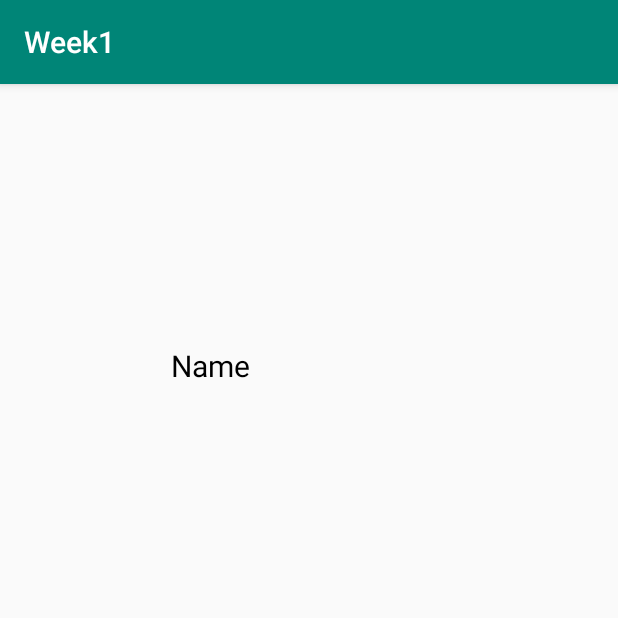
After one commit to wiiqwooq/AndroidJingJing, an Android app: the listview_row screen opened directly, with no data from a screen before it, on a phone screen of 412 x 824 dp, the top half of it. The commit adds this screen. Run offline under Robolectric (Android 15) with nearby library versions, the phone set to English and light mode, and no system bars.

Commit message:
first commit

```diff
--- a/app/src/main/java/com/example/week1/DatabaseHandler.java
+++ b/app/src/main/java/com/example/week1/DatabaseHandler.java
@@ -21,7 +21,7 @@ public class DatabaseHandler extends SQLiteOpenHelper {
     private static final String KEY_PH_NO = "phone_number";
     private static final String KEY_LINE_ID = "line_id";
     SQLiteDatabase db;
-    public DatabaseHandler(@Nullable View.OnClickListener context) {
+    public DatabaseHandler(@Nullable Week7 context) {
         super((Context) context,DATABASE_NAME,null,DATABASE_VERSION);
     }
 
--- /dev/null
+++ b/app/src/main/java/com/example/week1/listview_row.java
@@ -0,0 +1,13 @@
+package com.example.week1;
+
+import android.support.v7.app.AppCompatActivity;
+import android.os.Bundle;
+
+public class listview_row extends AppCompatActivity {
+
+    @Override
+    protected void onCreate(Bundle savedInstanceState) {
+        super.onCreate(savedInstanceState);
+        setContentView(R.layout.activity_listview_row);
+    }
+}
--- /dev/null
+++ b/app/src/main/res/layout/activity_listview_row.xml
@@ -0,0 +1,19 @@
+<?xml version="1.0" encoding="utf-8"?>
+<AbsoluteLayout xmlns:android="http://schemas.android.com/apk/res/android"
+    xmlns:app="http://schemas.android.com/apk/res-auto"
+    xmlns:tools="http://schemas.android.com/tools"
+    android:layout_width="match_parent"
+    android:layout_height="match_parent"
+    android:orientation="horizontal"
+    tools:context=".listview_row">
+
+    <TextView
+        android:id="@+id/textView5"
+        android:layout_width="182dp"
+        android:layout_height="wrap_content"
+        android:layout_x="114dp"
+        android:layout_y="174dp"
+        android:text="Name"
+        android:textColor="#000000"
+        android:textSize="20sp" />
+</AbsoluteLayout>
```
Also changed, not shown: app/src/main/AndroidManifest.xml (+4 -3 lines), app/src/main/java/CustomerAdapter.java (added, +42 -0 lines), app/src/main/java/com/example/week1/Week7.java (+13 -18 lines), app/src/main/res/layout/activity_week7.xml (+10 -33 lines).
